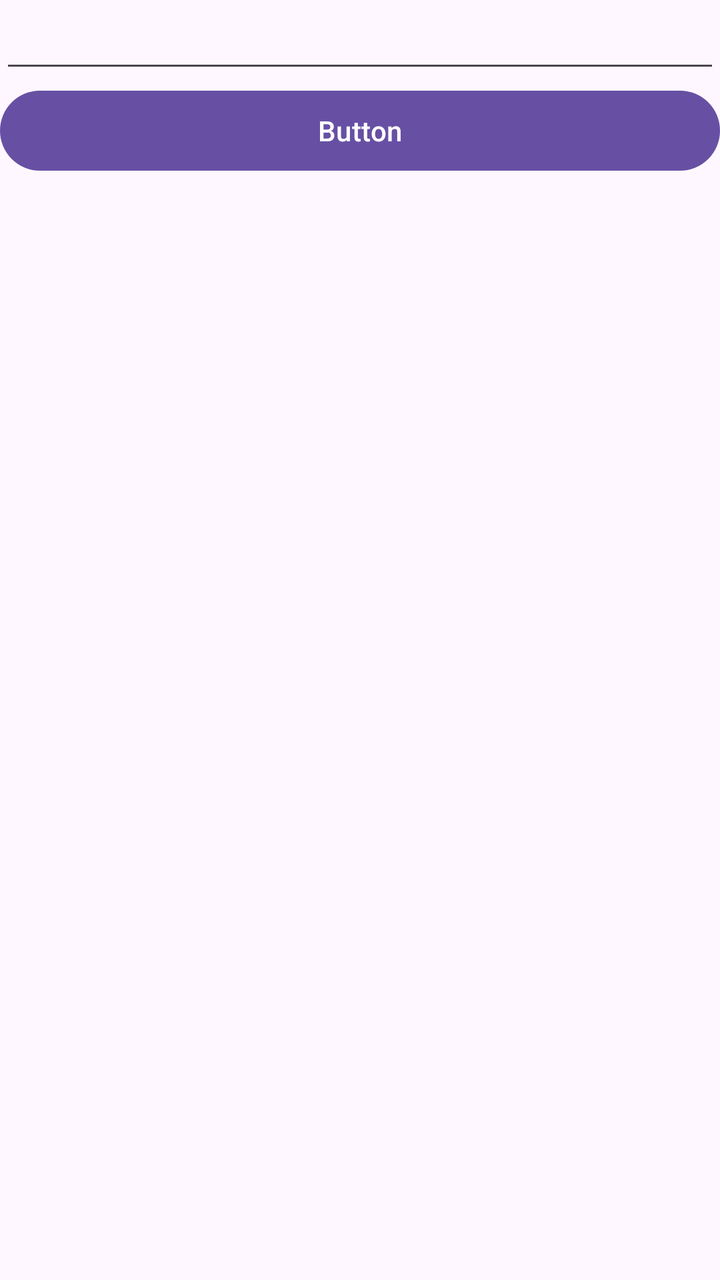
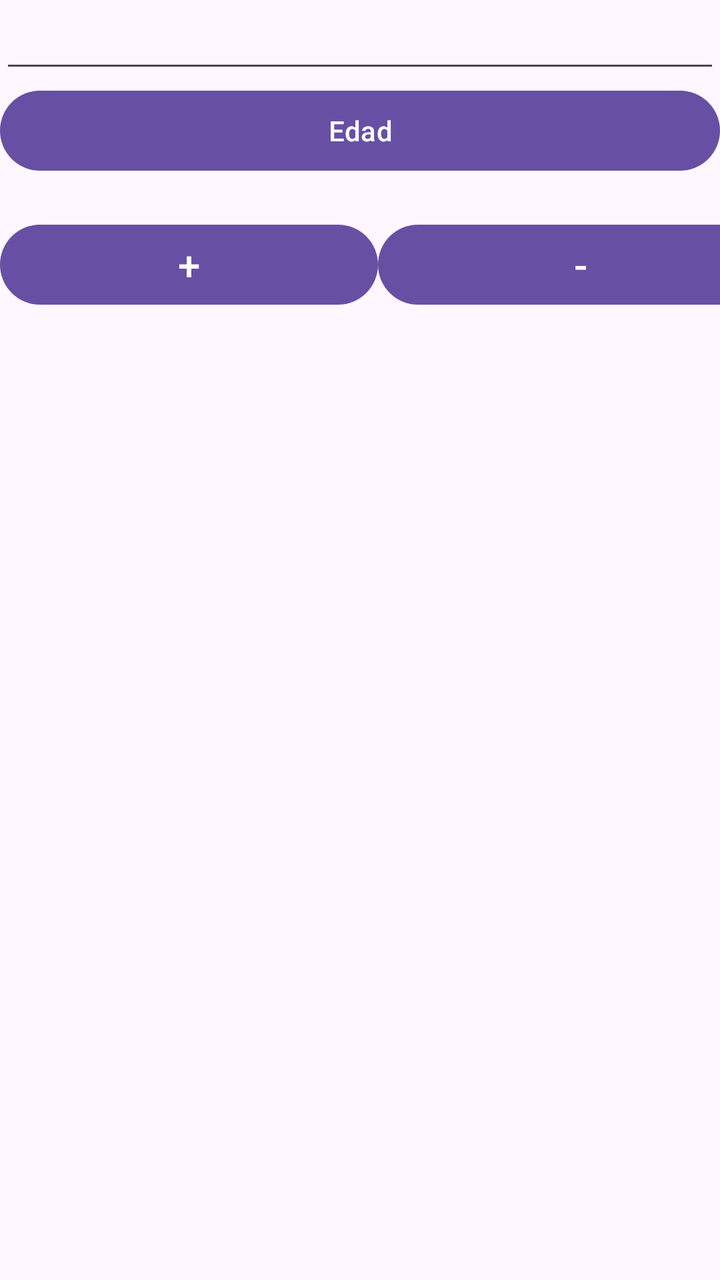

Screens rendered from an Android XML layout before and after an edit, with the pre-edit source and the edit as a unified diff.
<!-- AndroidManifest.xml: activity theme Theme.MayorEdad -->
<!-- res/layout/activity_main.xml -->
<?xml version="1.0" encoding="utf-8"?>
<androidx.coordinatorlayout.widget.CoordinatorLayout xmlns:android="http://schemas.android.com/apk/res/android"
    xmlns:tools="http://schemas.android.com/tools"


    android:layout_width="match_parent"
    android:layout_height="match_parent"
    android:fitsSystemWindows="true"
    tools:context=".MainActivity"
    >

    <LinearLayout
        android:layout_width="match_parent"
        android:layout_height="match_parent"
        android:orientation="vertical">

        <EditText
            android:id="@+id/editTextText2"
            android:layout_width="match_parent"
            android:layout_height="wrap_content"
            android:ems="10"
            android:inputType="text"
            android:text="" />

        <Button
            android:id="@+id/button"
            android:layout_width="match_parent"
            android:layout_height="wrap_content"
            android:text="Button" />

        <TextView
            android:id="@+id/textView"
            android:layout_width="match_parent"
            android:layout_height="wrap_content"
            android:text="" />
    </LinearLayout>
</androidx.coordinatorlayout.widget.CoordinatorLayout>
<!-- resources referenced by this layout -->
<resources>
  <style name="Theme.MayorEdad" parent="Base.Theme.MayorEdad" />
  <style name="Base.Theme.MayorEdad" parent="Theme.Material3.DayNight.NoActionBar">
          
          
      </style>
</resources>

<!-- the commit's change to res/layout/activity_main.xml (unified diff, before → after) -->
@@ -26,12 +26,33 @@
             android:id="@+id/button"
             android:layout_width="match_parent"
             android:layout_height="wrap_content"
-            android:text="Button" />
+            android:text="Edad" />
 
         <TextView
             android:id="@+id/textView"
             android:layout_width="match_parent"
             android:layout_height="wrap_content"
             android:text="" />
+
+        <LinearLayout
+            android:layout_width="match_parent"
+            android:layout_height="match_parent"
+            android:orientation="horizontal">
+
+            <Button
+                android:id="@+id/botonSumar"
+                android:layout_width="189dp"
+                android:layout_height="wrap_content"
+                android:text="+"
+                android:textSize="20dp" />
+
+            <Button
+                android:id="@+id/botonRestar"
+                android:layout_width="203dp"
+                android:layout_height="wrap_content"
+                android:text="-"
+                android:textSize="20dp" />
+
+        </LinearLayout>
     </LinearLayout>
 </androidx.coordinatorlayout.widget.CoordinatorLayout>
